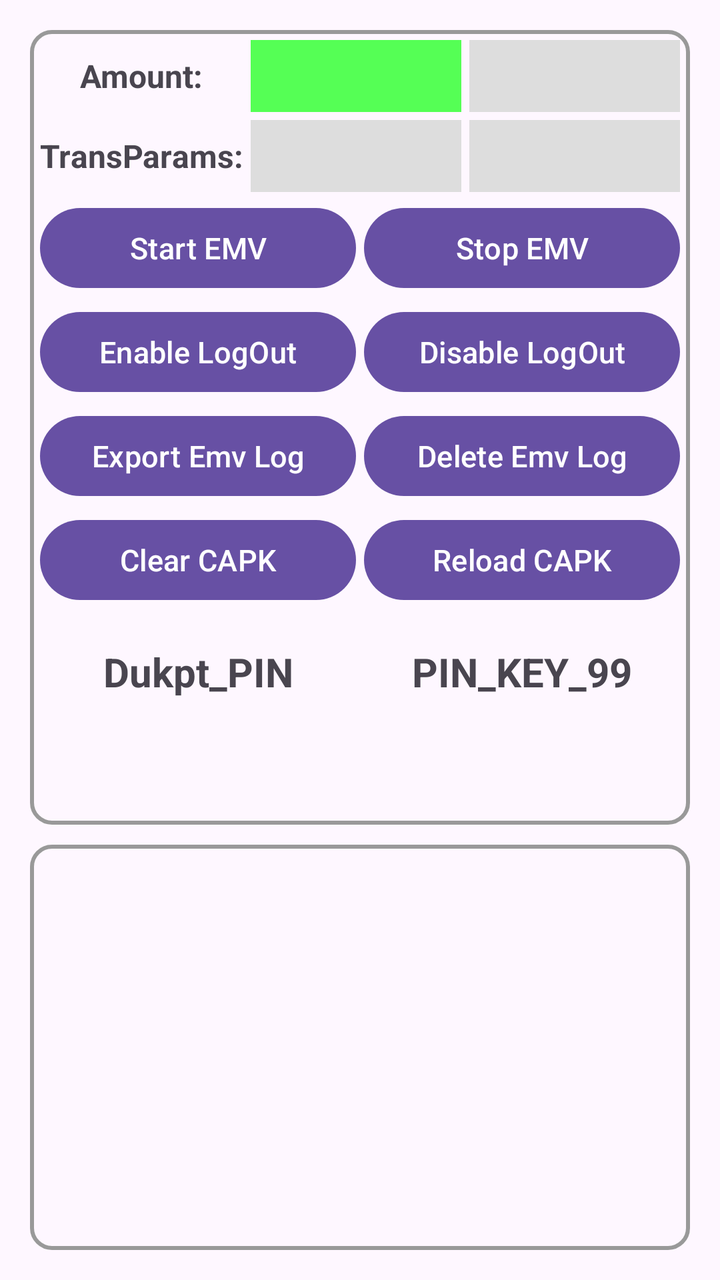
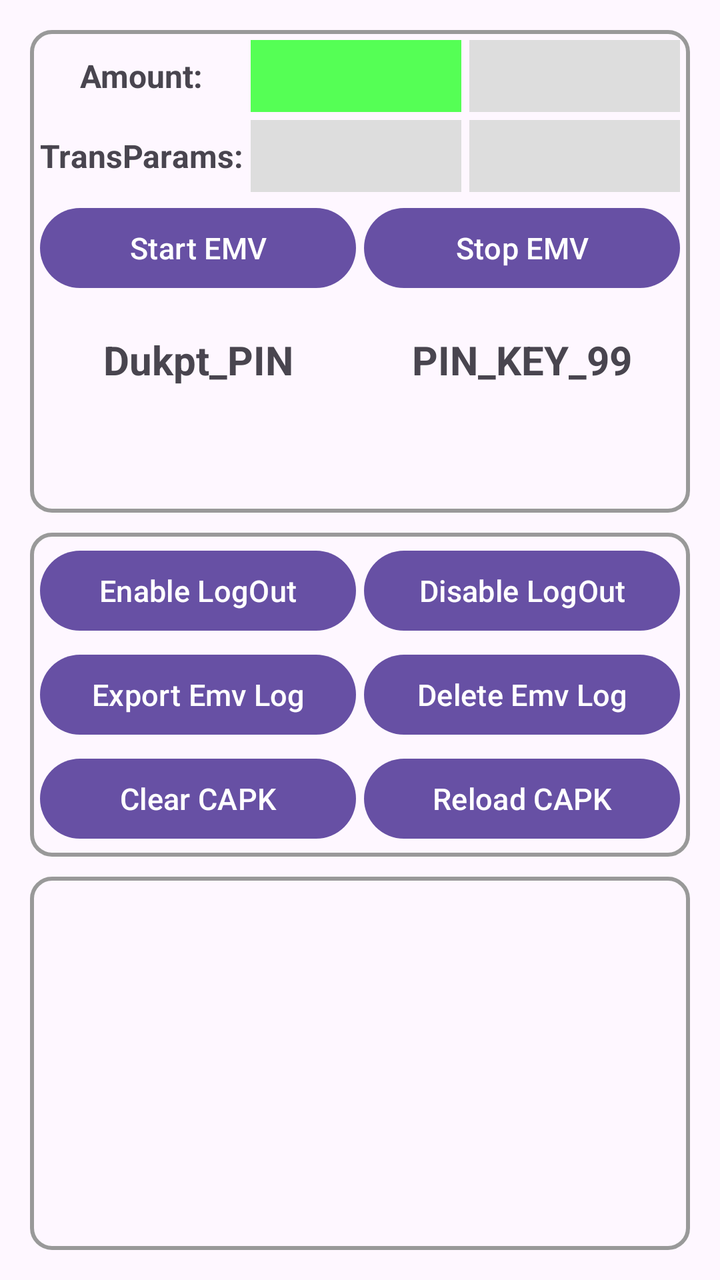

Two renders of the same Android screen: before a commit and after it. Below are the layout's source before the change and the commit's diff.
<!-- AndroidManifest.xml: application theme Theme.POSGeneralSDKDemo -->
<!-- res/layout/fragment_emv_home.xml -->
<?xml version="1.0" encoding="utf-8"?>
<FrameLayout xmlns:android="http://schemas.android.com/apk/res/android"
    xmlns:app="http://schemas.android.com/apk/res-auto"
    xmlns:tools="http://schemas.android.com/tools"
    android:id="@+id/root"
    android:layout_width="match_parent"
    android:layout_height="match_parent">

    <LinearLayout
        android:id="@+id/main"
        android:layout_width="match_parent"
        android:layout_height="match_parent"
        android:orientation="vertical"
        android:padding="10dp">

        <LinearLayout
            android:layout_width="match_parent"
            android:layout_height="wrap_content"
            android:orientation="vertical"
            android:background="@drawable/border"
            android:layout_margin="5dp">

            <LinearLayout
                android:layout_width="match_parent"
                android:layout_height="wrap_content"
                android:orientation="horizontal">

                <TextView
                    android:layout_width="0dp"
                    android:layout_height="40dp"
                    android:layout_weight="1"
                    android:text="Amount:"
                    android:textSize="16sp"
                    android:textStyle="bold"
                    android:gravity="center"/>


                <Spinner
                    android:id="@+id/spAmount"
                    android:layout_width="0dp"
                    android:layout_height="match_parent"
                    android:background="#55FF55"
                    android:layout_weight="1"
                    android:layout_margin="2dp"/>

                <Spinner
                    android:id="@+id/spIssuerResp"
                    android:layout_width="0dp"
                    android:layout_height="match_parent"
                    android:background="#DDDDDD"
                    android:layout_weight="1"
                    android:layout_margin="2dp"/>

            </LinearLayout>

            <LinearLayout
                android:layout_width="match_parent"
                android:layout_height="40sp"
                android:orientation="horizontal">

                <TextView
                    android:layout_width="0dp"
                    android:layout_height="40dp"
                    android:layout_weight="1"
                    android:text="TransParams:"
                    android:textSize="16sp"
                    android:textStyle="bold"
                    android:gravity="center"/>

                <Spinner
                    android:id="@+id/spEmvOptions"
                    android:layout_width="0dp"
                    android:layout_height="match_parent"
                    android:background="#DDDDDD"
                    android:layout_weight="1"
                    android:layout_margin="2dp"/>

                <Spinner
                    android:id="@+id/spFallbackSwitch"
                    android:layout_width="0dp"
                    android:layout_height="match_parent"
                    android:background="#DDDDDD"
                    android:layout_weight="1"
                    android:layout_margin="2dp"/>

            </LinearLayout>

            <LinearLayout
                android:layout_width="match_parent"
                android:layout_height="wrap_content"
                android:orientation="horizontal">

                <Button
                    android:id="@+id/btnStartEmv"
                    android:layout_width="0dp"
                    android:layout_height="wrap_content"
                    android:layout_weight="1"
                    android:text="Start EMV"
                    android:textSize="15sp"
                    android:layout_margin="2dp"
                    android:padding="0dp"/>

                <Button
                    android:id="@+id/btnStopEmv"
                    android:layout_width="0dp"
                    android:layout_height="wrap_content"
                    android:layout_weight="1"
                    android:text="Stop EMV"
                    android:textSize="15sp"
                    android:layout_margin="2dp"
                    android:padding="0dp"/>

            </LinearLayout>

            <LinearLayout
                android:layout_width="match_parent"
                android:layout_height="wrap_content"
                android:orientation="horizontal">

                <Button
                    android:id="@+id/btnEnableLogOut"
                    android:layout_width="0dp"
                    android:layout_height="wrap_content"
                    android:layout_weight="1"
                    android:text="Enable LogOut"
                    android:textSize="15sp"
                    android:layout_margin="2dp"
                    android:padding="0dp"/>

                <Button
                    android:id="@+id/btnDisableLogOut"
                    android:layout_width="0dp"
                    android:layout_height="wrap_content"
                    android:layout_weight="1"
                    android:text="Disable LogOut"
                    android:textSize="15sp"
                    android:layout_margin="2dp"
                    android:padding="0dp"/>

            </LinearLayout>

            <LinearLayout
                android:layout_width="match_parent"
                android:layout_height="wrap_content"
                android:orientation="horizontal">

                <Button
                    android:id="@+id/btnExportEmvLog"
                    android:layout_width="0dp"
                    android:layout_height="wrap_content"
                    android:layout_weight="1"
                    android:text="Export Emv Log"
                    android:textSize="15sp"
                    android:layout_margin="2dp"
                    android:padding="0dp"/>

                <Button
                    android:id="@+id/btnDeleteEmvLog"
                    android:layout_width="0dp"
                    android:layout_height="wrap_content"
                    android:layout_weight="1"
                    android:text="Delete Emv Log"
                    android:textSize="15sp"
                    android:layout_margin="2dp"
                    android:padding="0dp"/>

            </LinearLayout>

            <LinearLayout
                android:layout_width="match_parent"
                android:layout_height="wrap_content"
                android:orientation="horizontal">

                <Button
                    android:id="@+id/btnClearCapk"
                    android:layout_width="0dp"
                    android:layout_height="wrap_content"
                    android:layout_weight="1"
                    android:text="Clear CAPK"
                    android:textSize="15sp"
                    android:layout_margin="2dp"
                    android:padding="0dp"/>

                <Button
                    android:id="@+id/btnReloadCapk"
                    android:layout_width="0dp"
                    android:layout_height="wrap_content"
                    android:layout_weight="1"
                    android:text="Reload CAPK"
                    android:textSize="15sp"
                    android:layout_margin="2dp"
                    android:padding="0dp"/>

            </LinearLayout>

            <LinearLayout
                android:layout_width="match_parent"
                android:layout_height="wrap_content"
                android:orientation="horizontal">

                <TextView
                    android:id="@+id/tvPinDukptReady"
                    android:layout_width="0dp"
                    android:layout_height="50dp"
                    android:layout_weight="1"
                    android:text="Dukpt_PIN"
                    android:gravity="center"
                    android:layout_margin="5dp"
                    android:textSize="20sp"
                    android:textStyle="bold"/>

                <TextView
                    android:id="@+id/tvPinKeyReady"
                    android:layout_width="0dp"
                    android:layout_height="50dp"
                    android:layout_weight="1"
                    android:text="PIN_KEY_99"
                    android:gravity="center"
                    android:textSize="20sp"
                    android:layout_margin="5dp"
                    android:textStyle="bold"/>

            </LinearLayout>

            <TextView
                android:id="@+id/tvAidIccStatus"
                android:layout_width="match_parent"
                android:layout_height="wrap_content"
                android:textSize="16sp"
                android:textStyle="italic"/>

            <TextView
                android:id="@+id/tvAidPiccStatus"
                android:layout_width="match_parent"
                android:layout_height="wrap_content"
                android:textSize="16sp"
                android:textStyle="italic"/>

        </LinearLayout>

        <ScrollView
            android:layout_width="match_parent"
            android:layout_height="match_parent"
            android:background="@drawable/border"
            android:layout_margin="5dp"
            android:padding="10dp">

            <TextView
                android:id="@+id/tvResult"
                android:layout_width="match_parent"
                android:layout_height="wrap_content"
                android:textSize="15sp"/>

        </ScrollView>

    </LinearLayout>

    <FrameLayout
        android:id="@+id/blockingOverlay"
        android:layout_width="match_parent"
        android:layout_height="match_parent"
        android:visibility="gone"
        android:background="#80000000"
        android:clickable="true"
        android:focusable="true"
        android:focusableInTouchMode="true">

        <LinearLayout
            android:layout_width="wrap_content"
            android:layout_height="wrap_content"
            android:layout_gravity="center"
            android:orientation="vertical"
            android:padding="24dp"
            android:gravity="center">

            <ProgressBar
                android:layout_width="wrap_content"
                android:layout_height="wrap_content" />

            <TextView
                android:id="@+id/tvOverlayMsg"
                android:layout_width="wrap_content"
                android:layout_height="wrap_content"
                android:layout_marginTop="12dp"
                android:text="Processing..."
                android:textColor="@android:color/white"
                android:textSize="16sp" />

        </LinearLayout>

    </FrameLayout>

</FrameLayout>
<!-- resources referenced by this layout -->
<resources>
  <!-- drawable border (drawable) -->
  <?xml version="1.0" encoding="utf-8"?>
  <shape xmlns:android="http://schemas.android.com/apk/res/android">
  
      <stroke android:width="2dp" android:color="#999999"/>
      <padding android:bottom="3dp" android:left="3dp" android:right="3dp" android:top="3dp"/>
      <corners android:radius="10dp"/>
  
  </shape>
  <style name="Theme.POSGeneralSDKDemo" parent="Base.Theme.POSGeneralSDKDemo" />
  <style name="Base.Theme.POSGeneralSDKDemo" parent="Theme.Material3.DayNight.NoActionBar">
          
          
      </style>
</resources>

<!-- the commit's change to res/layout/fragment_emv_home.xml (unified diff, before → after) -->
@@ -117,87 +117,6 @@
                 android:layout_height="wrap_content"
                 android:orientation="horizontal">
 
-                <Button
-                    android:id="@+id/btnEnableLogOut"
-                    android:layout_width="0dp"
-                    android:layout_height="wrap_content"
-                    android:layout_weight="1"
-                    android:text="Enable LogOut"
-                    android:textSize="15sp"
-                    android:layout_margin="2dp"
-                    android:padding="0dp"/>
-
-                <Button
-                    android:id="@+id/btnDisableLogOut"
-                    android:layout_width="0dp"
-                    android:layout_height="wrap_content"
-                    android:layout_weight="1"
-                    android:text="Disable LogOut"
-                    android:textSize="15sp"
-                    android:layout_margin="2dp"
-                    android:padding="0dp"/>
-
-            </LinearLayout>
-
-            <LinearLayout
-                android:layout_width="match_parent"
-                android:layout_height="wrap_content"
-                android:orientation="horizontal">
-
-                <Button
-                    android:id="@+id/btnExportEmvLog"
-                    android:layout_width="0dp"
-                    android:layout_height="wrap_content"
-                    android:layout_weight="1"
-                    android:text="Export Emv Log"
-                    android:textSize="15sp"
-                    android:layout_margin="2dp"
-                    android:padding="0dp"/>
-
-                <Button
-                    android:id="@+id/btnDeleteEmvLog"
-                    android:layout_width="0dp"
-                    android:layout_height="wrap_content"
-                    android:layout_weight="1"
-                    android:text="Delete Emv Log"
-                    android:textSize="15sp"
-                    android:layout_margin="2dp"
-                    android:padding="0dp"/>
-
-            </LinearLayout>
-
-            <LinearLayout
-                android:layout_width="match_parent"
-                android:layout_height="wrap_content"
-                android:orientation="horizontal">
-
-                <Button
-                    android:id="@+id/btnClearCapk"
-                    android:layout_width="0dp"
-                    android:layout_height="wrap_content"
-                    android:layout_weight="1"
-                    android:text="Clear CAPK"
-                    android:textSize="15sp"
-                    android:layout_margin="2dp"
-                    android:padding="0dp"/>
-
-                <Button
-                    android:id="@+id/btnReloadCapk"
-                    android:layout_width="0dp"
-                    android:layout_height="wrap_content"
-                    android:layout_weight="1"
-                    android:text="Reload CAPK"
-                    android:textSize="15sp"
-                    android:layout_margin="2dp"
-                    android:padding="0dp"/>
-
-            </LinearLayout>
-
-            <LinearLayout
-                android:layout_width="match_parent"
-                android:layout_height="wrap_content"
-                android:orientation="horizontal">
-
                 <TextView
                     android:id="@+id/tvPinDukptReady"
                     android:layout_width="0dp"
@@ -236,11 +155,105 @@
                 android:textSize="16sp"
                 android:textStyle="italic"/>
 
+
+
+
+        </LinearLayout>
+
+        <LinearLayout
+            android:layout_width="match_parent"
+            android:layout_height="wrap_content"
+            android:orientation="vertical"
+            android:background="@drawable/border"
+            android:layout_margin="5dp">
+
+            <LinearLayout
+                android:layout_width="match_parent"
+                android:layout_height="wrap_content"
+                android:orientation="horizontal">
+
+                <Button
+                    android:id="@+id/btnEnableLogOut"
+                    android:layout_width="0dp"
+                    android:layout_height="wrap_content"
+                    android:layout_weight="1"
+                    android:text="Enable LogOut"
+                    android:textSize="15sp"
+                    android:layout_margin="2dp"
+                    android:padding="0dp"/>
+
+                <Button
+                    android:id="@+id/btnDisableLogOut"
+                    android:layout_width="0dp"
+                    android:layout_height="wrap_content"
+                    android:layout_weight="1"
+                    android:text="Disable LogOut"
+                    android:textSize="15sp"
+                    android:layout_margin="2dp"
+                    android:padding="0dp"/>
+
+            </LinearLayout>
+
+            <LinearLayout
+                android:layout_width="match_parent"
+                android:layout_height="wrap_content"
+                android:orientation="horizontal">
+
+                <Button
+                    android:id="@+id/btnExportEmvLog"
+                    android:layout_width="0dp"
+                    android:layout_height="wrap_content"
+                    android:layout_weight="1"
+                    android:text="Export Emv Log"
+                    android:textSize="15sp"
+                    android:layout_margin="2dp"
+                    android:padding="0dp"/>
+
+                <Button
+                    android:id="@+id/btnDeleteEmvLog"
+                    android:layout_width="0dp"
+                    android:layout_height="wrap_content"
+                    android:layout_weight="1"
+                    android:text="Delete Emv Log"
+                    android:textSize="15sp"
+                    android:layout_margin="2dp"
+                    android:padding="0dp"/>
+
+            </LinearLayout>
+
+            <LinearLayout
+                android:layout_width="match_parent"
+                android:layout_height="wrap_content"
+                android:orientation="horizontal">
+
+                <Button
+                    android:id="@+id/btnClearCapk"
+                    android:layout_width="0dp"
+                    android:layout_height="wrap_content"
+                    android:layout_weight="1"
+                    android:text="Clear CAPK"
+                    android:textSize="15sp"
+                    android:layout_margin="2dp"
+                    android:padding="0dp"/>
+
+                <Button
+                    android:id="@+id/btnReloadCapk"
+                    android:layout_width="0dp"
+                    android:layout_height="wrap_content"
+                    android:layout_weight="1"
+                    android:text="Reload CAPK"
+                    android:textSize="15sp"
+                    android:layout_margin="2dp"
+                    android:padding="0dp"/>
+
+            </LinearLayout>
+
         </LinearLayout>
 
         <ScrollView
             android:layout_width="match_parent"
-            android:layout_height="match_parent"
+            android:layout_height="0dp"
+            android:layout_weight="1"
             android:background="@drawable/border"
             android:layout_margin="5dp"
             android:padding="10dp">
